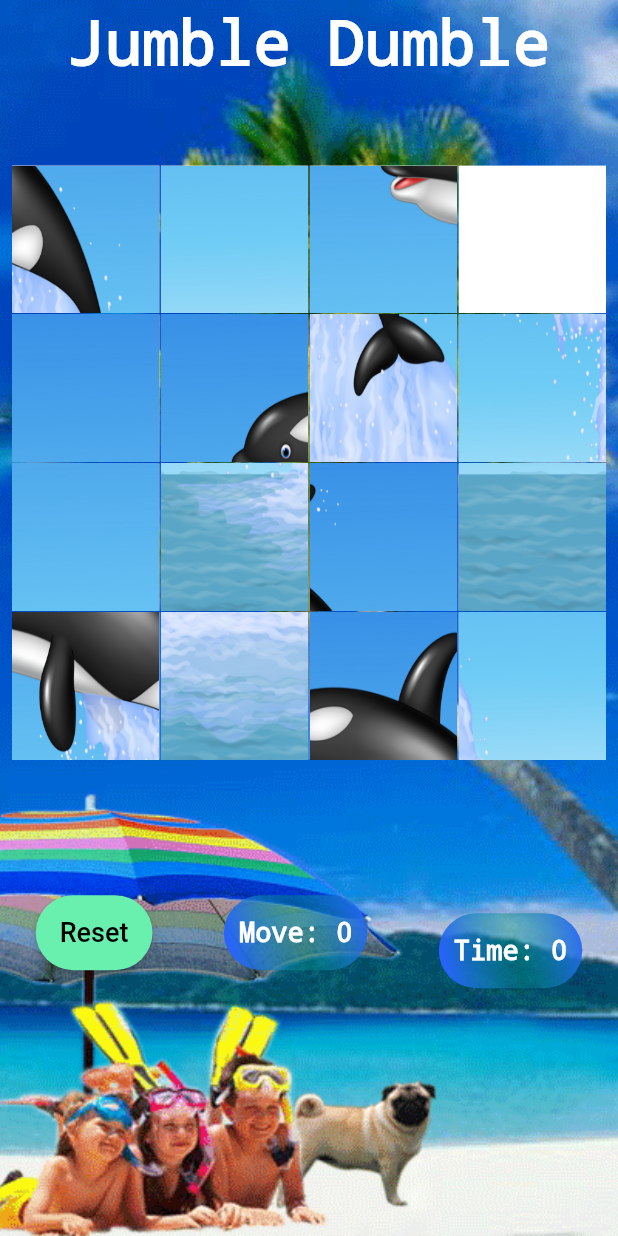
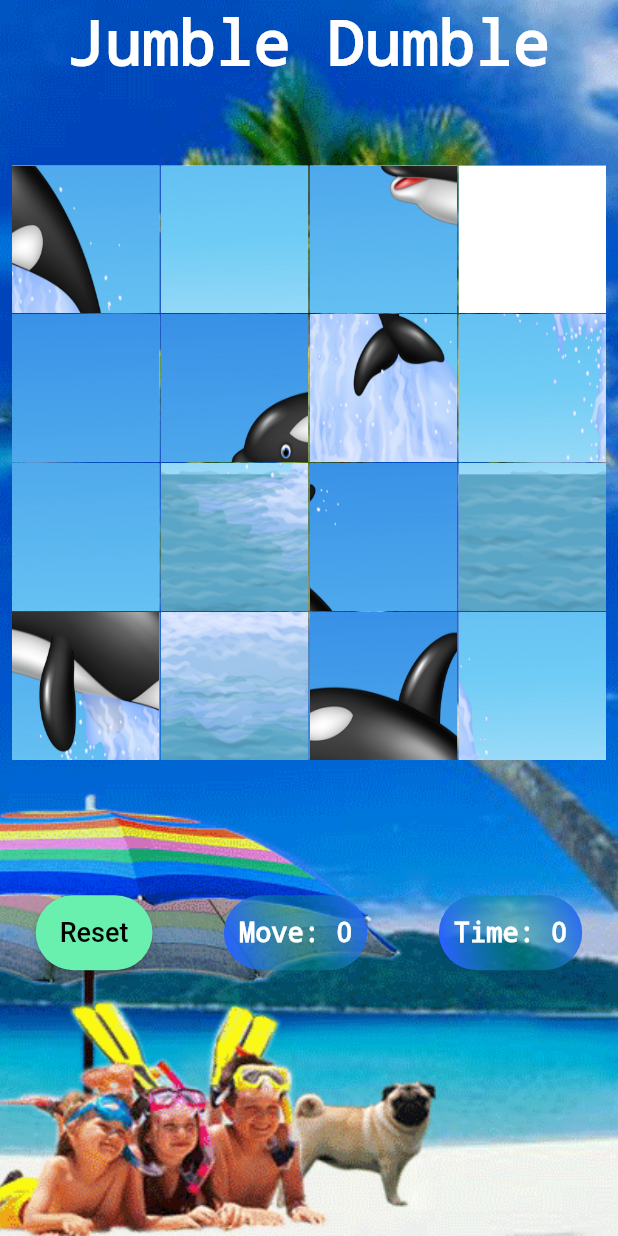
Before and after one commit to Belated-Success/Puzzle_zone, a Flutter app: the screen it shows after launch, on a phone screen of 412 x 824 dp. Run offline on Flutter 3.47's test engine with Material 2 defaults, Android fonts, the phone set to English and light mode, and no system bars.

Commit message:
Update time.dart

```diff
--- a/lib/view/widgets/time.dart
+++ b/lib/view/widgets/time.dart
@@ -9,7 +9,7 @@ class Time extends StatelessWidget {
   @override
   Widget build(BuildContext context) {
     return Padding(
-      padding: const EdgeInsets.only(top: 12.0),
+      padding: const EdgeInsets.only(top: 0),
       child: Container(
         height: 50,
         alignment: Alignment.center,
```
